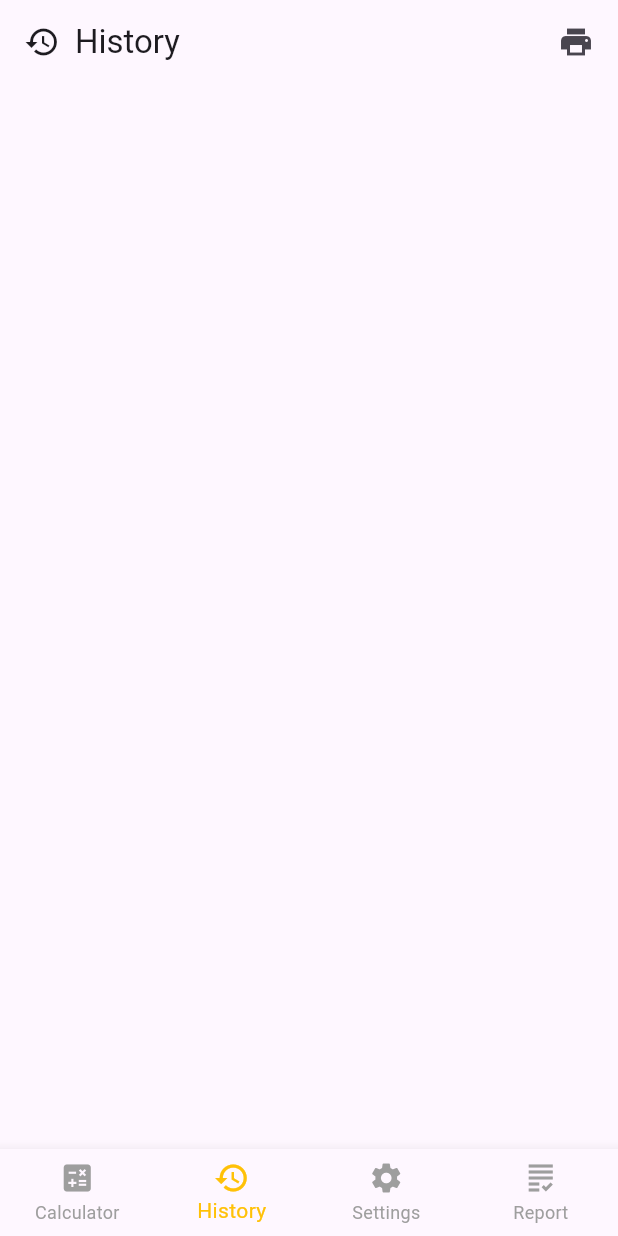
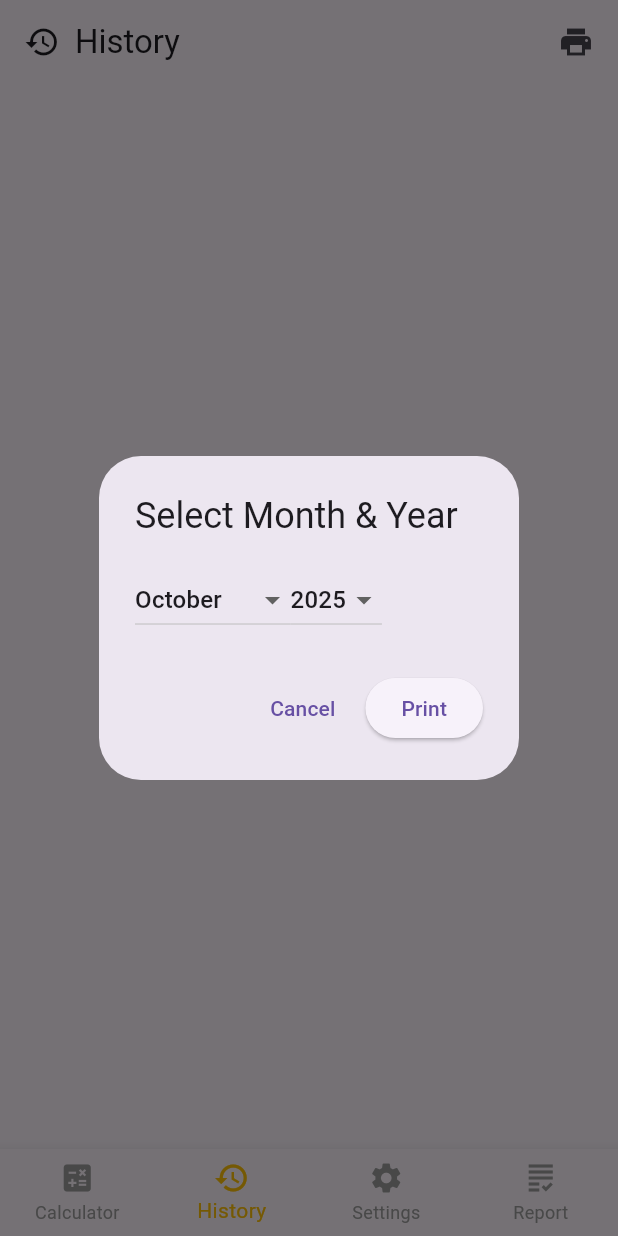
Before and after one commit to samuael/nbe, a Flutter app: the screen it shows after launch, item 2 of the bottom bar chosen, after a tap on the "print" icon, on a phone screen of 412 x 824 dp. Run offline on Flutter 3.47's test engine with Material 3 defaults, Android fonts, the light colour scheme and no system bars; our stand-ins replace flutter_spinkit, font_awesome_flutter, shared_preferences, sqflite; accounts and stored records are empty; network calls fail.

Commit message:
Add print dialog box

```diff
--- a/lib/screens/report_screen.dart
+++ b/lib/screens/report_screen.dart
@@ -10,6 +10,8 @@ class ReportScreen extends StatefulWidget {
 
 class _ReportScreenState extends State<ReportScreen> {
   final List<Transaction> transactions = [];
+  int selectedMonth = DateTime.now().month;
+  int selectedYear = DateTime.now().year;
 
   void _loadTransactions() async {
     final tran = await DataHandler.instance.loadAllTransactions();
@@ -18,6 +20,89 @@ class _ReportScreenState extends State<ReportScreen> {
     setState(() {
       transactions.addAll(tran.reversed);
     });
+  }
+
+  void _showPrintDialog(BuildContext context) {
+    showDialog(
+      context: context,
+      builder: (ctx) {
+        return StatefulBuilder(builder: (context, setDialogState) {
+          return AlertDialog(
+            title: const Text("Select Month & Year"),
+            content: Row(
+              mainAxisSize: MainAxisSize.min,
+              children: [
+                DropdownButton<int>(
+                  value: selectedMonth,
+                  items: List.generate(12, (index) {
+                    final month = index + 1;
+                    return DropdownMenuItem(
+                      value: month,
+                      child: Text(DateFormat.MMMM().format(DateTime(0, month))),
+                    );
+                  }),
+                  onChanged: (value) {
+                    if (value != null) {
+                      setDialogState(() {
+                        selectedMonth = value;
+                      });
+                    }
+                  },
+                ),
+                DropdownButton<int>(
+                  value: selectedYear,
+                  items: List.generate(10, (index) {
+                    final year = DateTime.now().year - 5 + index;
+                    return DropdownMenuItem(
+                      value: year,
+                      child: Text(year.toString()),
+                    );
+                  }),
+                  onChanged: (value) {
+                    if (value != null) {
+                      setDialogState(() {
+                        selectedYear = value;
+                      });
+                    }
+                  },
+                ),
+              ],
+            ),
+            actions: [
+              TextButton(
+                child: const Text("Cancel"),
+                onPressed: () => Navigator.pop(ctx),
+              ),
+              ElevatedButton(
+                child: const Text("Print"),
+                onPressed: () {
+                  final transactions = _getTransactionsForMonthYear(
+                    selectedMonth,
+                    selectedYear,
+                  );
+                  Navigator.pop(ctx);
+
+                  Navigator.push(
+                    context,
+                    MaterialPageRoute(
+                      builder: (_) => PrintPreviewScreen(
+                        transactions: transactions,
+                      ),
+                    ),
+                  );
+                },
+              ),
+            ],
+          );
+        });
+      },
+    );
+  }
+
+  List<Transaction> _getTransactionsForMonthYear(int month, int year) {
+    return transactions.where((t) {
+      return t.date.month == month && t.date.year == year;
+    }).toList();
   }
 
   @override
@@ -45,8 +130,11 @@ class _ReportScreenState extends State<ReportScreen> {
         actions: [
           Padding(
               padding: const EdgeInsetsGeometry.only(right: 4),
-              child:
-                  IconButton(onPressed: () {}, icon: const Icon(Icons.print)))
+              child: IconButton(
+                  onPressed: () {
+                    _showPrintDialog(context);
+                  },
+                  icon: const Icon(Icons.print)))
         ],
       ),
       body: ListView.builder(
--- a/lib/screens/screens.dart
+++ b/lib/screens/screens.dart
@@ -3,3 +3,4 @@ export 'calculator.dart';
 export "calculation_details.dart";
 export 'settings.dart';
 export 'report_details.dart';
+export 'print_preview.dart';
```
Also changed, not shown: lib/screens/print_preview.dart (added, +15 -0 lines).
